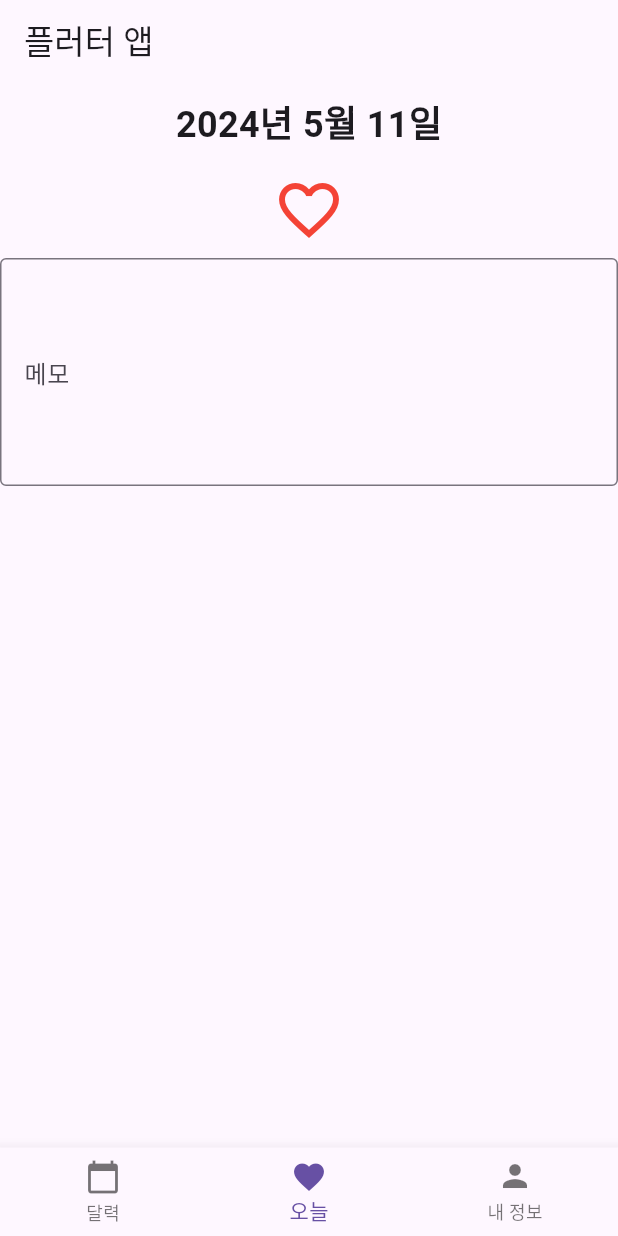
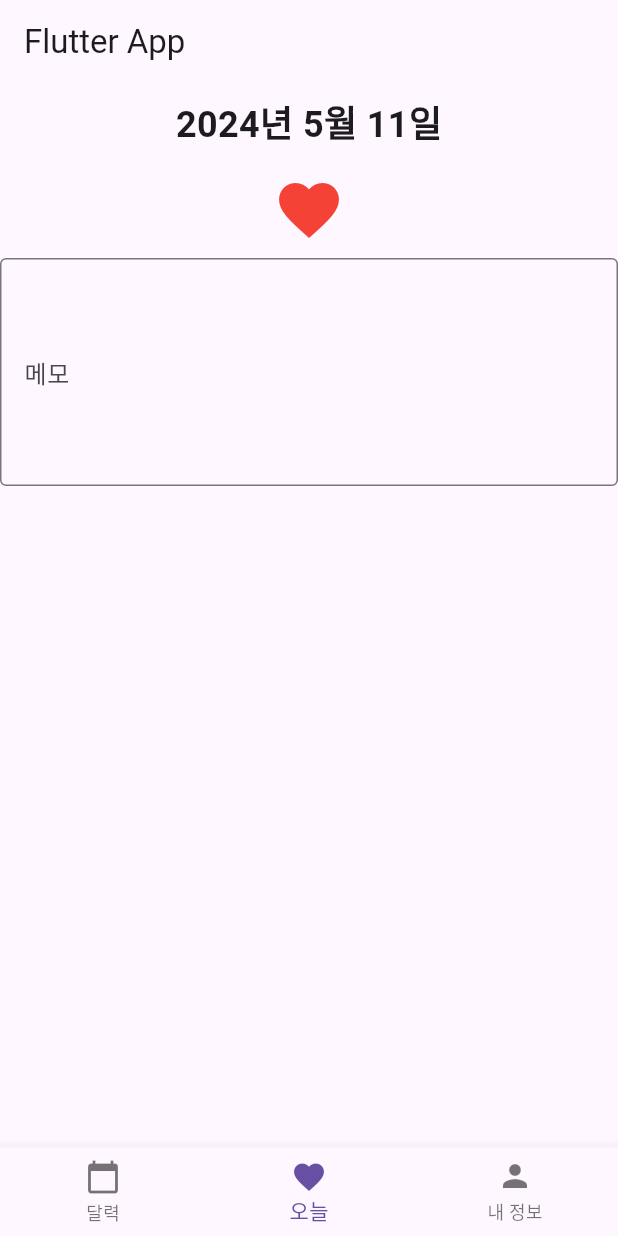
Before and after one commit to koreaTail/flutter_application_1, a Flutter app: the screen it shows after launch, item 2 of the bottom bar chosen, after a tap on the "favorite outline" icon, on a phone screen of 412 x 824 dp. Run offline on Flutter 3.47's test engine with Material 3 defaults, Android fonts, the phone set to English and light mode, and no system bars; our stand-ins replace sqflite, table_calendar, youtube_player_flutter; accounts and stored records are empty.

Commit message:
95%정상작동

```diff
--- a/flutter_application_1/lib/main.dart
+++ b/flutter_application_1/lib/main.dart
@@ -29,7 +29,10 @@ class _MyHomePageState extends State<MyHomePage> {
   int _selectedIndex = 0;
   late YoutubePlayerController _controller;
   bool _isLiked = false;
+  bool _todayIsLiked = false; // 오늘 탭의 좋아요 상태
   TextEditingController _memoController = TextEditingController();
+  TextEditingController _todayMemoController =
+      TextEditingController(); // 오늘 탭의 메모 컨트롤러
   CalendarFormat _calendarFormat = CalendarFormat.month;
   DateTime _focusedDay = DateTime.now();
   DateTime? _selectedDay;
@@ -43,33 +46,42 @@ class _MyHomePageState extends State<MyHomePage> {
       flags: YoutubePlayerFlags(autoPlay: false),
     );
     _dbHelper = DatabaseHelper.instance;
-    _loadData();
+    _loadData(_formatDate(DateTime.now())); // '달력' 탭의 초기 로드
+    _loadTodayData(); // '오늘' 탭의 데이터 로드
   }
 
-  void _loadData() async {
-    _isLiked =
-        await _dbHelper.getLikedStatus(_formatDate(_focusedDay)) ?? false;
-    _memoController.text =
-        await _dbHelper.getMemo(_formatDate(_focusedDay)) ?? '';
+  void _loadData(String date) async {
+    bool? isLiked = await _dbHelper.getLikedStatus(date);
+    String? memo = await _dbHelper.getMemo(date);
+    setState(() {
+      _isLiked = isLiked ?? false;
+      _memoController.text = memo ?? '';
+    });
+  }
+
+  void _loadTodayData() async {
+    String todayKey = _formatDate(DateTime.now());
+    bool? isLiked = await _dbHelper.getLikedStatus(todayKey);
+    String? memo = await _dbHelper.getMemo(todayKey);
+    setState(() {
+      _todayIsLiked = isLiked ?? false;
+      _todayMemoController.text = memo ?? '';
+    });
   }
 
   void _updateData(String date, bool liked, String memo) async {
     await _dbHelper.updateDayDetails(date, liked, memo);
-    _loadData();
+    _loadData(date); // '달력' 탭 데이터 갱신
+
+    // '오늘' 탭에서의 변경사항을 갱신하기 위한 조건 추가
+    if (date == _formatDate(DateTime.now())) {
+      _loadTodayData(); // 변경된 날짜가 오늘 날짜인 경우에만 '오늘' 탭 데이터도 갱신
+    }
   }
 
   Widget buildTodayTab() {
-    // Assuming today's data is always expected to be available
     DateTime today = DateTime.now();
-    String todayKey = DateFormat('yyyyMMdd').format(today);
-
-    // Fetch today's data, ensuring to return a non-null widget
-    Map<String, bool> likedDays =
-        {}; // Define the likedDays variable as an empty map
-
-    bool todayIsLiked = likedDays[todayKey + '_liked'] ?? false;
-    Map<String, String> memoDays = {};
-    String todayMemo = memoDays[todayKey + '_memo'] ?? '';
+    String todayKey = _formatDate(today);
 
     return Column(
       children: [
@@ -81,23 +93,21 @@ class _MyHomePageState extends State<MyHomePage> {
           ),
         ),
         IconButton(
-          icon: Icon(todayIsLiked ? Icons.favorite : Icons.favorite_border,
+          icon: Icon(_todayIsLiked ? Icons.favorite : Icons.favorite_border,
               size: 48),
           color: Colors.red,
           onPressed: () {
-            setState(() {
-              likedDays[todayKey + '_liked'] = !todayIsLiked;
-              // Assume update method handles changes and ensures consistency
-            });
+            bool newLiked = !_todayIsLiked;
+            _updateData(todayKey, newLiked, _todayMemoController.text);
           },
         ),
         TextField(
-          controller: TextEditingController(text: todayMemo),
+          controller: _todayMemoController,
           decoration:
               InputDecoration(labelText: '메모', border: OutlineInputBorder()),
           maxLines: 5,
           onChanged: (text) {
-            // Assume update method handles changes and ensures consistency
+            _updateData(_formatDate(DateTime.now()), _todayIsLiked, text);
           },
         ),
       ],
@@ -119,7 +129,7 @@ class _MyHomePageState extends State<MyHomePage> {
                 _selectedDay = selectedDay;
                 _focusedDay = focusedDay;
               });
-              _loadData();
+              _loadData(_formatDate(selectedDay));
             },
           ),
           if (_selectedDay != null)
@@ -161,14 +171,13 @@ class _MyHomePageState extends State<MyHomePage> {
   @override
   Widget build(BuildContext context) {
     return Scaffold(
-      appBar: AppBar(title: Text('플러터 앱')),
+      appBar: AppBar(title: Text('Flutter App')),
       body: IndexedStack(
         index: _selectedIndex,
         children: [
-          buildCalendarTab(), // Ensure this never returns null
-          // Make sure all the tabs are handled and none return null
-          buildTodayTab() ?? SizedBox(), // Example safeguard
-          buildProfileTab() ?? SizedBox(), // Example safeguard
+          buildCalendarTab(),
+          buildTodayTab(),
+          buildProfileTab(),
         ],
       ),
       bottomNavigationBar: BottomNavigationBar(
```
